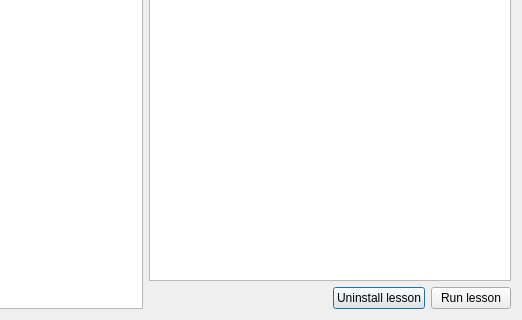
Qt form lessons/lessonselector.ui (planetfederal/qgis-lessons-plugin) before a commit; both pictures show x 230 to 752 and y 171 to 491 of the 752 by 491 pixel window.
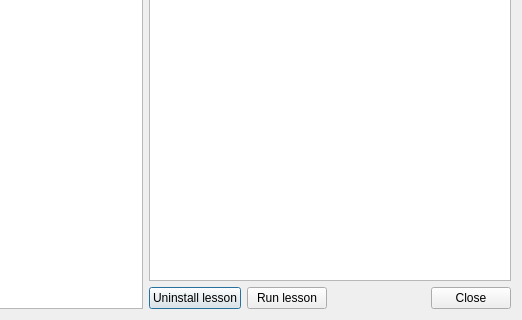
The same form after that commit.

The edit to the form file:
```diff
--- a/lessons/lessonselector.ui
+++ b/lessons/lessonselector.ui
@@ -33,6 +33,20 @@
      </item>
      <item>
       <layout class="QHBoxLayout" name="horizontalLayout">
+       <item>
+        <widget class="QPushButton" name="btnRemove">
+         <property name="text">
+          <string>Uninstall lesson</string>
+         </property>
+        </widget>
+       </item>
+       <item>
+        <widget class="QPushButton" name="btnRunLesson">
+         <property name="text">
+          <string>Run lesson</string>
+         </property>
+        </widget>
+       </item>
        <item>
         <spacer name="horizontalSpacer">
          <property name="orientation">
@@ -47,16 +61,9 @@
         </spacer>
        </item>
        <item>
-        <widget class="QPushButton" name="btnRemove">
+        <widget class="QPushButton" name="btnClose">
          <property name="text">
-          <string>Uninstall lesson</string>
-         </property>
-        </widget>
-       </item>
-       <item>
-        <widget class="QPushButton" name="btnRunLesson">
-         <property name="text">
-          <string>Run lesson</string>
+          <string>Close</string>
          </property>
         </widget>
        </item>
```
